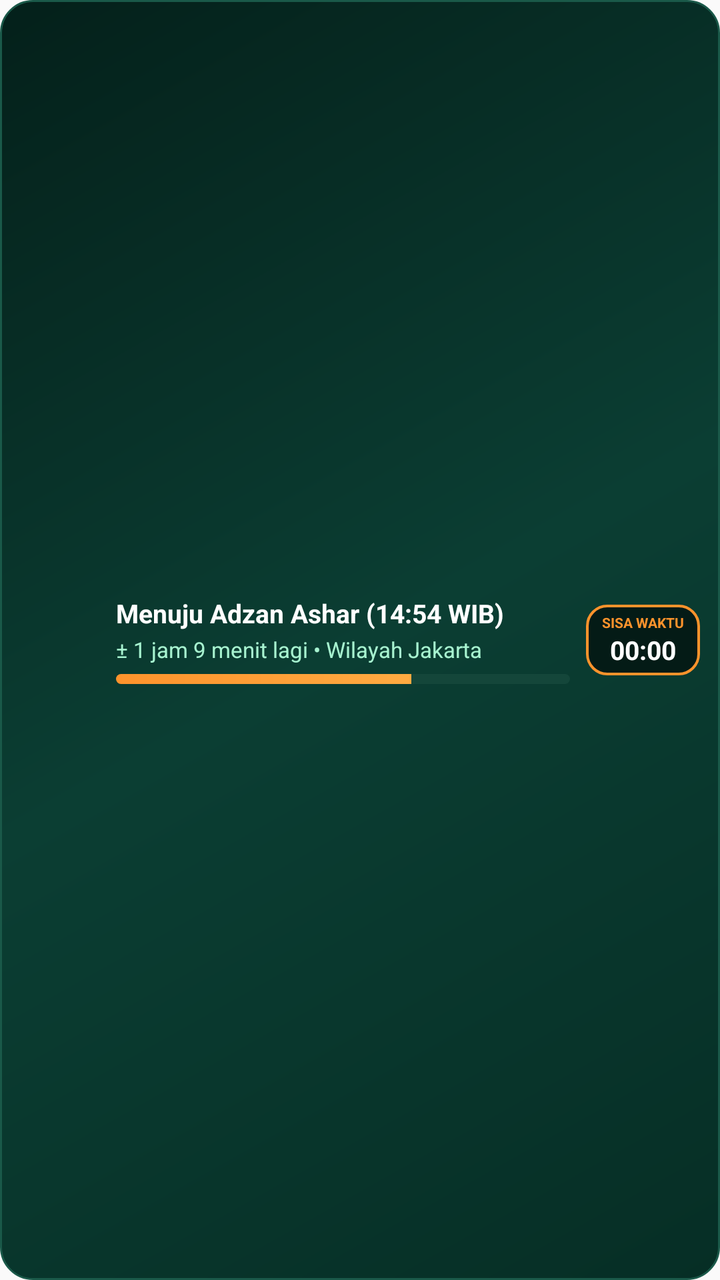
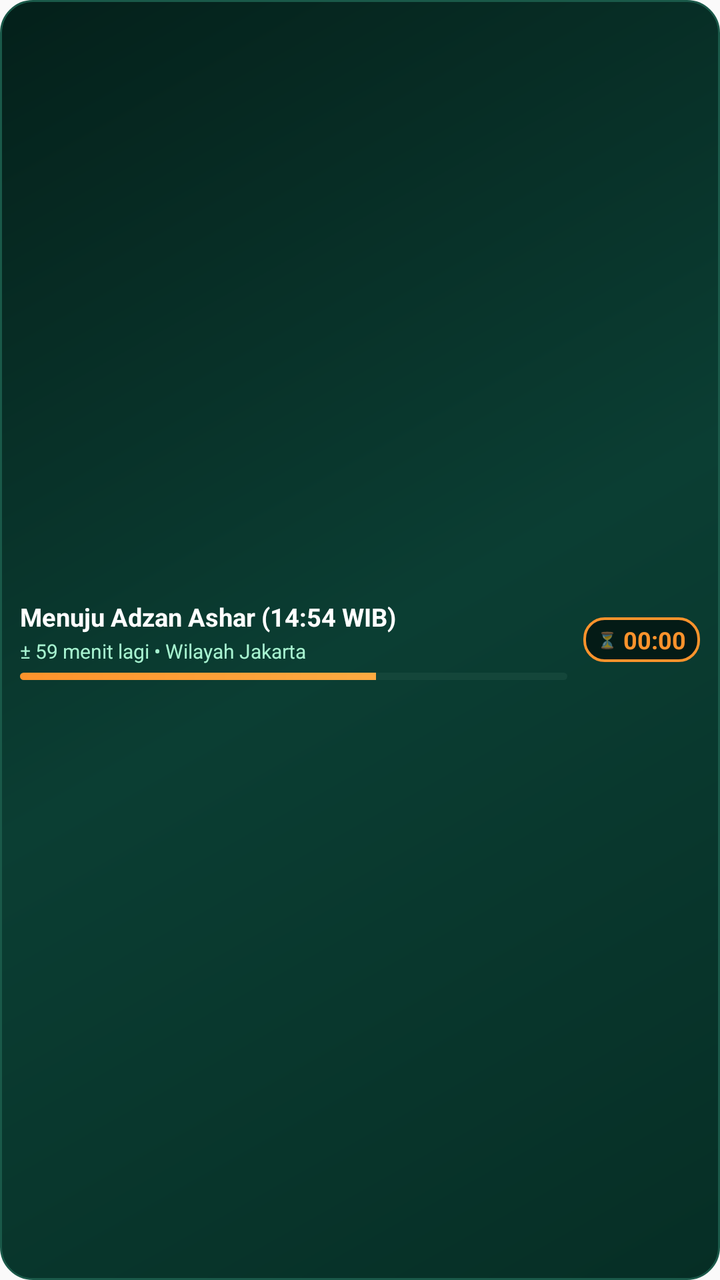

Compare the two renders of this Android layout. The source of the first and the diff that turns it into the second are given below.
<!-- AndroidManifest.xml: application theme AppTheme -->
<!-- res/layout/notification_prayer_collapsed.xml -->
<?xml version="1.0" encoding="utf-8"?>
<LinearLayout xmlns:android="http://schemas.android.com/apk/res/android"
    android:layout_width="match_parent"
    android:layout_height="wrap_content"
    android:background="@drawable/bg_notif_container"
    android:gravity="center_vertical"
    android:orientation="horizontal"
    android:padding="10dp">

    <ImageView
        android:id="@+id/notif_collapsed_icon"
        android:layout_width="38dp"
        android:layout_height="38dp"
        android:layout_marginEnd="10dp"
        android:src="@mipmap/ic_launcher" />

    <LinearLayout
        android:layout_width="0dp"
        android:layout_height="wrap_content"
        android:layout_weight="1"
        android:orientation="vertical">

        <TextView
            android:id="@+id/notif_collapsed_title"
            android:layout_width="wrap_content"
            android:layout_height="wrap_content"
            android:ellipsize="end"
            android:maxLines="1"
            android:text="Menuju Adzan Ashar (14:54 WIB)"
            android:textColor="#FFFFFF"
            android:textSize="13sp"
            android:textStyle="bold" />

        <TextView
            android:id="@+id/notif_collapsed_subtitle"
            android:layout_width="wrap_content"
            android:layout_height="wrap_content"
            android:layout_marginTop="2dp"
            android:ellipsize="end"
            android:maxLines="1"
            android:text="± 1 jam 9 menit lagi • Wilayah Jakarta"
            android:textColor="#A7F3D0"
            android:textSize="11sp" />

        <ProgressBar
            android:id="@+id/notif_collapsed_progress"
            style="?android:attr/progressBarStyleHorizontal"
            android:layout_width="match_parent"
            android:layout_height="5dp"
            android:layout_marginTop="5dp"
            android:max="100"
            android:progress="65"
            android:progressDrawable="@drawable/notif_progress_custom" />
    </LinearLayout>

    <LinearLayout
        android:layout_width="wrap_content"
        android:layout_height="wrap_content"
        android:layout_marginStart="8dp"
        android:background="@drawable/bg_notif_box"
        android:gravity="center"
        android:orientation="vertical"
        android:paddingHorizontal="8dp"
        android:paddingVertical="4dp">

        <TextView
            android:layout_width="wrap_content"
            android:layout_height="wrap_content"
            android:text="SISA WAKTU"
            android:textColor="#FE932C"
            android:textSize="7sp"
            android:textStyle="bold" />

        <Chronometer
            android:id="@+id/notif_collapsed_chronometer"
            android:layout_width="wrap_content"
            android:layout_height="wrap_content"
            android:countDown="true"
            android:textColor="#FFFFFF"
            android:textSize="13sp"
            android:textStyle="bold" />
    </LinearLayout>
</LinearLayout>
<!-- resources referenced by this layout -->
<resources>
  <!-- drawable bg_notif_box (drawable) -->
  <?xml version="1.0" encoding="utf-8"?>
  <shape xmlns:android="http://schemas.android.com/apk/res/android"
      android:shape="rectangle">
      <solid android:color="#041B16" />
      <corners android:radius="10dp" />
      <stroke
          android:width="1.2dp"
          android:color="#FE932C" />
  </shape>
  <!-- drawable bg_notif_container (drawable) -->
  <?xml version="1.0" encoding="utf-8"?>
  <shape xmlns:android="http://schemas.android.com/apk/res/android"
      android:shape="rectangle">
      <gradient
          android:angle="135"
          android:startColor="#062E25"
          android:centerColor="#0B3E33"
          android:endColor="#04201A" />
      <corners android:radius="16dp" />
      <stroke
          android:width="1dp"
          android:color="#1A5949" />
  </shape>
  <!-- drawable notif_progress_custom (drawable) -->
  <?xml version="1.0" encoding="utf-8"?>
  <layer-list xmlns:android="http://schemas.android.com/apk/res/android">
      <item android:id="@android:id/background">
          <shape>
              <corners android:radius="4dp" />
              <solid android:color="#14463A" />
          </shape>
      </item>
      <item android:id="@android:id/progress">
          <clip>
              <shape>
                  <corners android:radius="4dp" />
                  <gradient
                      android:startColor="#FE932C"
                      android:endColor="#FFB74D"
                      android:angle="0" />
              </shape>
          </clip>
      </item>
  </layer-list>
  <!-- mipmap ic_launcher (mipmap-anydpi-v26) -->
  <?xml version="1.0" encoding="utf-8"?>
  <adaptive-icon xmlns:android="http://schemas.android.com/apk/res/android">
      <background android:drawable="@color/iconBackground"/>
      <foreground android:drawable="@mipmap/ic_launcher_foreground"/>
  </adaptive-icon>
  <style name="AppTheme" parent="Theme.AppCompat.DayNight.NoActionBar">
      <item name="android:editTextBackground">@drawable/rn_edit_text_material</item>
      <item name="colorPrimary">@color/colorPrimary</item>
      <item name="android:statusBarColor">@android:color/transparent</item>
      <item name="android:navigationBarColor">@android:color/transparent</item>
    </style>
  <color name="iconBackground">#002721</color>
  <!-- drawable rn_edit_text_material (drawable) -->
  <?xml version="1.0" encoding="utf-8"?>
  <inset xmlns:android="http://schemas.android.com/apk/res/android"
         android:insetLeft="@dimen/abc_edit_text_inset_horizontal_material"
         android:insetRight="@dimen/abc_edit_text_inset_horizontal_material"
         android:insetTop="@dimen/abc_edit_text_inset_top_material"
         android:insetBottom="@dimen/abc_edit_text_inset_bottom_material"
         >
  
      <selector>
          
          <item android:state_enabled="false" android:drawable="@drawable/abc_textfield_default_mtrl_alpha"/>
          <item android:drawable="@drawable/abc_textfield_activated_mtrl_alpha"/>
      </selector>
  
  </inset>
  <color name="colorPrimary">#002721</color>
</resources>

<!-- the commit's change to res/layout/notification_prayer_collapsed.xml (unified diff, before → after) -->
@@ -5,14 +5,8 @@
     android:background="@drawable/bg_notif_container"
     android:gravity="center_vertical"
     android:orientation="horizontal"
-    android:padding="10dp">
-
-    <ImageView
-        android:id="@+id/notif_collapsed_icon"
-        android:layout_width="38dp"
-        android:layout_height="38dp"
-        android:layout_marginEnd="10dp"
-        android:src="@mipmap/ic_launcher" />
+    android:paddingHorizontal="10dp"
+    android:paddingVertical="7dp">
 
     <LinearLayout
         android:layout_width="0dp"
@@ -28,26 +22,26 @@
             android:maxLines="1"
             android:text="Menuju Adzan Ashar (14:54 WIB)"
             android:textColor="#FFFFFF"
-            android:textSize="13sp"
+            android:textSize="12.5sp"
             android:textStyle="bold" />
 
         <TextView
             android:id="@+id/notif_collapsed_subtitle"
             android:layout_width="wrap_content"
             android:layout_height="wrap_content"
-            android:layout_marginTop="2dp"
+            android:layout_marginTop="1.5dp"
             android:ellipsize="end"
             android:maxLines="1"
-            android:text="± 1 jam 9 menit lagi • Wilayah Jakarta"
+            android:text="± 59 menit lagi • Wilayah Jakarta"
             android:textColor="#A7F3D0"
-            android:textSize="11sp" />
+            android:textSize="10sp" />
 
         <ProgressBar
             android:id="@+id/notif_collapsed_progress"
             style="?android:attr/progressBarStyleHorizontal"
             android:layout_width="match_parent"
-            android:layout_height="5dp"
-            android:layout_marginTop="5dp"
+            android:layout_height="3.5dp"
+            android:layout_marginTop="4dp"
             android:max="100"
             android:progress="65"
             android:progressDrawable="@drawable/notif_progress_custom" />
@@ -59,25 +53,24 @@
         android:layout_marginStart="8dp"
         android:background="@drawable/bg_notif_box"
         android:gravity="center"
-        android:orientation="vertical"
-        android:paddingHorizontal="8dp"
-        android:paddingVertical="4dp">
+        android:orientation="horizontal"
+        android:paddingHorizontal="7dp"
+        android:paddingVertical="3dp">
 
         <TextView
             android:layout_width="wrap_content"
             android:layout_height="wrap_content"
-            android:text="SISA WAKTU"
-            android:textColor="#FE932C"
-            android:textSize="7sp"
-            android:textStyle="bold" />
+            android:layout_marginEnd="3dp"
+            android:text="⏳"
+            android:textSize="8sp" />
 
         <Chronometer
             android:id="@+id/notif_collapsed_chronometer"
             android:layout_width="wrap_content"
             android:layout_height="wrap_content"
             android:countDown="true"
-            android:textColor="#FFFFFF"
-            android:textSize="13sp"
+            android:textColor="#FE932C"
+            android:textSize="12sp"
             android:textStyle="bold" />
     </LinearLayout>
 </LinearLayout>
<!-- resource entries referenced after the edit -->
@@ -45,19 +45,12 @@
           </clip>
       </item>
   </layer-list>
-  <!-- mipmap ic_launcher (mipmap-anydpi-v26) -->
-  <?xml version="1.0" encoding="utf-8"?>
-  <adaptive-icon xmlns:android="http://schemas.android.com/apk/res/android">
-      <background android:drawable="@color/iconBackground"/>
-      <foreground android:drawable="@mipmap/ic_launcher_foreground"/>
-  </adaptive-icon>
   <style name="AppTheme" parent="Theme.AppCompat.DayNight.NoActionBar">
       <item name="android:editTextBackground">@drawable/rn_edit_text_material</item>
       <item name="colorPrimary">@color/colorPrimary</item>
       <item name="android:statusBarColor">@android:color/transparent</item>
       <item name="android:navigationBarColor">@android:color/transparent</item>
     </style>
-  <color name="iconBackground">#002721</color>
   <!-- drawable rn_edit_text_material (drawable) -->
   <?xml version="1.0" encoding="utf-8"?>
   <inset xmlns:android="http://schemas.android.com/apk/res/android"
